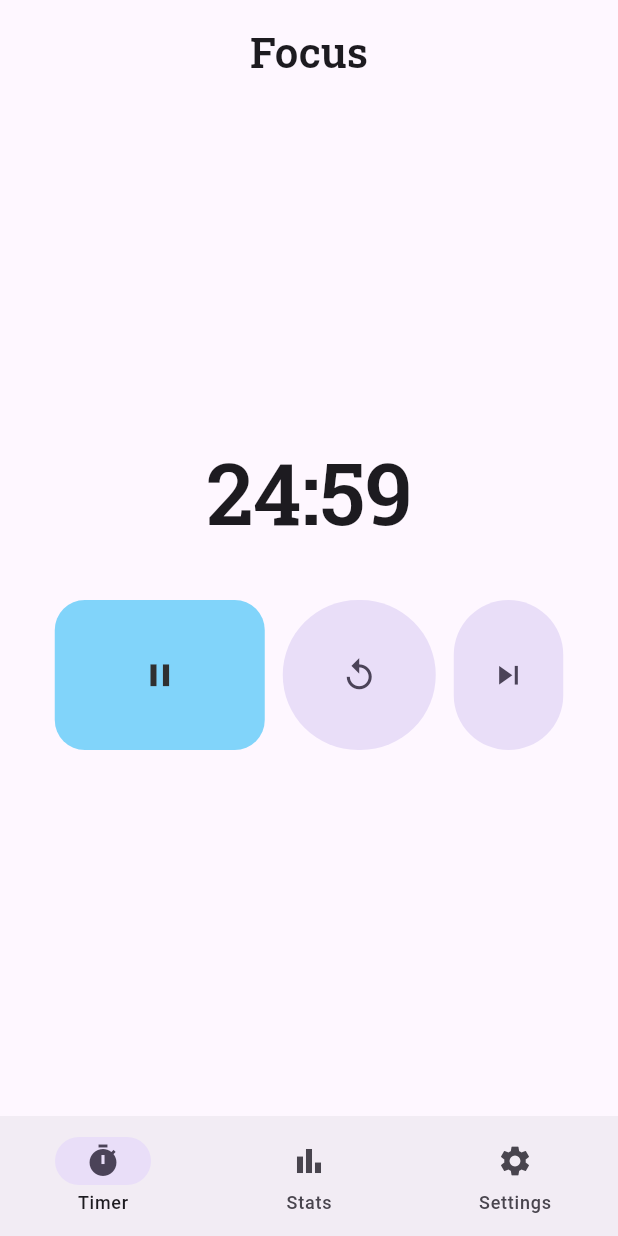
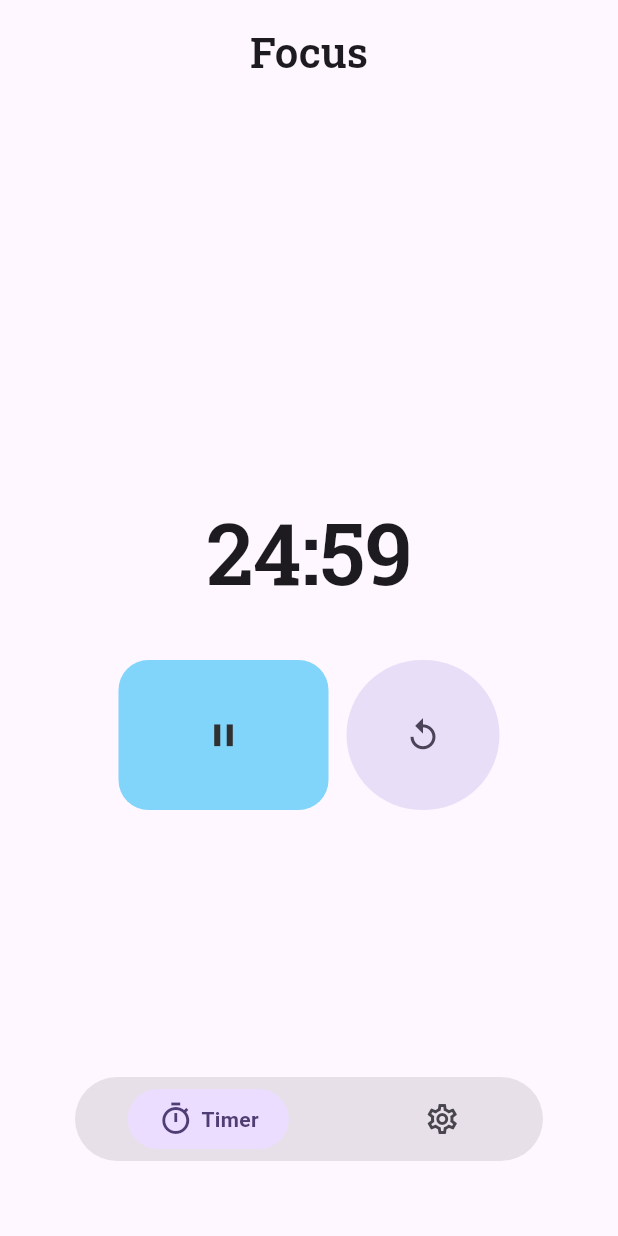
Before and after one commit to Abdogouhmad/Rakiz, a Flutter app: the screen it shows after launch, after a tap on the "play arrow" icon, on a phone screen of 412 x 824 dp. Run offline on Flutter 3.47's test engine with Material 3 defaults, Android fonts, the phone set to English and light mode, and no system bars; drawn by our look-alikes of dynamic_color; our stand-ins replace google_fonts.

Commit message:
1.0.0
the mvp is here

```diff
--- /dev/null
+++ b/lib/home.dart
@@ -0,0 +1,71 @@
+import 'package:flutter/material.dart';
+import 'package:google_fonts/google_fonts.dart';
+import 'package:rakiz/ui/custom_text.dart';
+import 'package:rakiz/ui/navigation.dart';
+import 'package:rakiz/screens/timer/screen.dart';
+import 'package:rakiz/screens/setting/screen.dart';
+
+class MyHomePage extends StatefulWidget {
+  final Function(ThemeMode) onThemeChanged;
+
+  const MyHomePage({super.key, required this.onThemeChanged});
+
+  @override
+  State<MyHomePage> createState() => _MyHomePageState();
+}
+
+class _MyHomePageState extends State<MyHomePage> {
+  int _currentIndex = 0;
+
+  late final List<NavBarItem> _navItems = [
+    NavBarItem(
+      icon: const Icon(Icons.timer_outlined),
+      activeIcon: const Icon(Icons.timer_outlined),
+      label: 'Timer',
+      screen: const TimerScreen(),
+    ),
+    NavBarItem(
+      icon: const Icon(Icons.settings_outlined),
+      activeIcon: const Icon(Icons.settings_outlined),
+      label: 'Settings',
+      screen: SettingScreen(onThemeChanged: widget.onThemeChanged),
+    ),
+  ];
+
+  @override
+  Widget build(BuildContext context) {
+    return Scaffold(
+      extendBody: true,
+      body: SafeArea(
+        bottom: false,
+        child: Column(
+          children: [
+            Padding(
+              padding: const EdgeInsets.only(top: 16),
+              child: UiText(
+                text: "Focus",
+                textAlign: TextAlign.center,
+                type: UiTextType.headlineMedium,
+                style: GoogleFonts.robotoSlab(fontWeight: FontWeight.w600),
+              ),
+            ),
+            Expanded(
+              child: IndexedStack(
+                alignment: AlignmentGeometry.center,
+                index: _currentIndex,
+                children: _navItems.map((e) => e.screen).toList(),
+              ),
+            ),
+          ],
+        ),
+      ),
+      bottomNavigationBar: ModernBottomNavBar(
+        items: _navItems,
+        currentIndex: _currentIndex,
+        onItemSelected: (index) {
+          setState(() => _currentIndex = index);
+        },
+      ),
+    );
+  }
+}
--- a/lib/main.dart
+++ b/lib/main.dart
@@ -1,95 +1,111 @@
 import 'package:flutter/material.dart';
 import 'package:dynamic_color/dynamic_color.dart';
-import 'package:rakiz/screens/timer/screen.dart';
-import 'package:rakiz/screens/setting/screen.dart';
-import 'package:rakiz/ui/custom_text.dart';
-import 'package:google_fonts/google_fonts.dart';
+import 'package:rakiz/home.dart';
 
 void main() {
   runApp(const MyApp());
 }
 
-class MyApp extends StatelessWidget {
+class MyApp extends StatefulWidget {
   const MyApp({super.key});
 
-  // This widget is the root of your application.
+  @override
+  State<MyApp> createState() => _MyAppState();
+}
+
+class _MyAppState extends State<MyApp> {
+  ThemeMode _themeMode = ThemeMode.system;
+
+  void _changeTheme(ThemeMode mode) {
+    setState(() {
+      _themeMode = mode;
+    });
+  }
+
   @override
   Widget build(BuildContext context) {
     return DynamicColorBuilder(
-      builder: (ColorScheme? lightDynamic, ColorScheme? darkDynamic) {
-        const Color defaultSeedColor = Colors.deepPurple;
-        ColorScheme lightColorScheme =
-            lightDynamic ?? ColorScheme.fromSeed(seedColor: defaultSeedColor);
+      builder: (lightDynamic, darkDynamic) {
+        const seed = Colors.deepPurple;
 
-        ColorScheme darkColorScheme =
+        final lightScheme =
+            lightDynamic ?? ColorScheme.fromSeed(seedColor: seed);
+
+        final darkScheme =
             darkDynamic ??
-            ColorScheme.fromSeed(
-              seedColor: defaultSeedColor,
-              brightness: Brightness.dark,
-            );
+            ColorScheme.fromSeed(seedColor: seed, brightness: Brightness.dark);
+
         return MaterialApp(
           title: 'Rakiz',
           debugShowCheckedModeBanner: false,
-          theme: ThemeData(colorScheme: lightColorScheme, useMaterial3: true),
-          darkTheme: ThemeData(
-            colorScheme: darkColorScheme,
-            useMaterial3: true,
-          ),
-          themeMode: ThemeMode.system,
-          home: const MyHomePage(),
+          themeMode: _themeMode,
+          theme: ThemeData(colorScheme: lightScheme, useMaterial3: true),
+          darkTheme: ThemeData(colorScheme: darkScheme, useMaterial3: true),
+          home: MyHomePage(onThemeChanged: _changeTheme),
         );
       },
     );
   }
 }
 
-class MyHomePage extends StatefulWidget {
-  const MyHomePage({super.key});
+// class MyHomePage extends StatefulWidget {
+//   const MyHomePage({super.key});
 
-  @override
-  State<MyHomePage> createState() => _MyHomePageState();
-}
+//   @override
+//   State<MyHomePage> createState() => _MyHomePageState();
+// }
 
-class _MyHomePageState extends State<MyHomePage> {
-  @override
-  Widget build(BuildContext context) {
-    return Scaffold(
-      body: SafeArea(
-        child: Column(
-          children: [
-            // 1. TOP BAR: Stays at the top
-            Padding(
-              padding: const EdgeInsets.only(top: 16.0),
-              child: UiText(
-                text: "Focus",
-                textAlign: TextAlign.center,
-                type: UiTextType.headlineMedium,
-                style: GoogleFonts.robotoSlab(fontWeight: FontWeight.w600),
-              ),
-            ),
+// class _MyHomePageState extends State<MyHomePage> {
+//   int _currentIndex = 0;
 
-            // 2. CENTER CONTENT: Expanded fills all available middle space
-            Expanded(
-              child: Center(
-                // This Center widget ensures TimerScreen is dead-center
-                // between the header and the bottom navigation
-                child: const TimerScreen(),
-              ),
-            ),
-          ],
-        ),
-      ),
-      // 3. BOTTOM NAV AREA:
-      // If you aren't using Scaffold(bottomNavigationBar: ...),
-      // you can place your custom bottom nav widget here.
-      // const MyCustomBottomNav(),
-      bottomNavigationBar: NavigationBar(
-        destinations: const [
-          NavigationDestination(icon: Icon(Icons.timer), label: 'Timer'),
-          NavigationDestination(icon: Icon(Icons.bar_chart), label: 'Stats'),
-          NavigationDestination(icon: Icon(Icons.settings), label: 'Settings'),
-        ],
-      ),
-    );
-  }
-}
+//   final List<NavBarItem> _navItems = [
+//     NavBarItem(
+//       icon: const Icon(Icons.timer_outlined),
+//       activeIcon: const Icon(Icons.timer_outlined),
+//       label: 'Focus',
+//       screen: const TimerScreen(),
+//     ),
+//     NavBarItem(
+//       icon: const Icon(Icons.settings_outlined),
+//       activeIcon: const Icon(Icons.settings_outlined),
+//       label: 'Settings',
+//       screen: const SettingScreen(),
+//     ),
+//   ];
+
+//   @override
+//   Widget build(BuildContext context) {
+//     return Scaffold(
+//       extendBody: true,
+//       body: SafeArea(
+//         bottom: false,
+//         child: Column(
+//           children: [
+//             Padding(
+//               padding: const EdgeInsets.only(top: 16.0),
+//               child: UiText(
+//                 text: _navItems[_currentIndex].label,
+//                 textAlign: TextAlign.center,
+//                 type: UiTextType.headlineMedium,
+//                 style: GoogleFonts.robotoSlab(fontWeight: FontWeight.w600),
+//               ),
+//             ),
+//             Expanded(
+//               child: AnimatedSwitcher(
+//                 duration: const Duration(milliseconds: 200),
+//                 child: _navItems[_currentIndex].screen,
+//               ),
+//             ),
+//           ],
+//         ),
+//       ),
+//       bottomNavigationBar: ModernBottomNavBar(
+//         items: _navItems,
+//         currentIndex: _currentIndex,
+//         onItemSelected: (index) {
+//           setState(() => _currentIndex = index);
+//         },
+//       ),
+//     );
+//   }
+// }
--- a/lib/screens/setting/screen.dart
+++ b/lib/screens/setting/screen.dart
@@ -1,23 +1,20 @@
 import 'package:flutter/material.dart';
+import 'package:google_fonts/google_fonts.dart';
+import 'package:rakiz/ui/custom_text.dart';
 
-class SettingScreen extends StatefulWidget {
-  const SettingScreen({super.key});
+class SettingScreen extends StatelessWidget {
+  final Function(ThemeMode) onThemeChanged;
 
-  @override
-  State<SettingScreen> createState() => _SettingScreenState();
-}
-
-class _SettingScreenState extends State<SettingScreen> {
-  bool isDarkMode = false;
+  const SettingScreen({super.key, required this.onThemeChanged});
 
   @override
   Widget build(BuildContext context) {
+    final isDark = Theme.of(context).brightness == Brightness.dark;
+
     return Scaffold(
-      appBar: AppBar(title: const Text('Settings')),
       body: ListView(
-        padding: const EdgeInsets.all(16.0),
+        padding: const EdgeInsets.all(16),
         children: [
-          // Appearance Section
           const Text(
             'Appearance',
             style: TextStyle(fontSize: 18, fontWeight: FontWeight.bold),
@@ -26,20 +23,16 @@ class _SettingScreenState extends State<SettingScreen> {
           Card(
             child: ListTile(
               title: const Text('Dark Mode'),
-              subtitle: const Text('Switch between light and dark theme'),
+              subtitle: const Text('Override system theme'),
               trailing: Switch(
-                value: isDarkMode,
+                value: isDark,
                 onChanged: (value) {
-                  setState(() {
-                    isDarkMode = value;
-                  });
+                  onThemeChanged(value ? ThemeMode.dark : ThemeMode.light);
                 },
               ),
             ),
           ),
           const SizedBox(height: 32),
-
-          // About Section
           const Text(
             'About',
             style: TextStyle(fontSize: 18, fontWeight: FontWeight.bold),
@@ -47,15 +40,14 @@ class _SettingScreenState extends State<SettingScreen> {
           const SizedBox(height: 12),
           Card(
             child: Padding(
-              padding: const EdgeInsets.all(16.0),
+              padding: const EdgeInsets.all(16),
               child: Column(
-                crossAxisAlignment: CrossAxisAlignment.start,
                 children: [
-                  _buildAboutRow('App Name', 'Rakiz'),
+                  _aboutRow('App Name', 'Rakiz'),
                   const SizedBox(height: 12),
-                  _buildAboutRow('Developer', 'Abdogouhmad'),
+                  _aboutRow('Developer', 'Abdogouhmad'),
                   const SizedBox(height: 12),
-                  _buildAboutRow('Version', '1.0.0'),
+                  _aboutRow('Version', '1.0.0'),
                 ],
               ),
             ),
@@ -65,12 +57,23 @@ class _SettingScreenState extends State<SettingScreen> {
     );
   }
 
-  Widget _buildAboutRow(String label, String value) {
+  Widget _aboutRow(String label, String value) {
     return Row(
       mainAxisAlignment: MainAxisAlignment.spaceBetween,
       children: [
-        Text(label, style: const TextStyle(fontWeight: FontWeight.w500)),
-        Text(value, style: TextStyle(color: Colors.grey[600])),
+        UiText(
+          text: label,
+          type: UiTextType.titleSmall,
+          style: GoogleFonts.roboto(fontWeight: FontWeight.w500),
+        ),
+        UiText(
+          text: value,
+          type: UiTextType.labelMedium,
+          style: GoogleFonts.roboto(
+            fontWeight: FontWeight.w400,
+            color: Colors.grey[600],
+          ),
+        ),
       ],
     );
   }
--- a/lib/screens/timer/widgets/player.dart
+++ b/lib/screens/timer/widgets/player.dart
@@ -70,15 +70,15 @@ class PlayerControlUi extends StatelessWidget {
           onPressed: () => _handlePress(onReset),
           child: const Icon(Icons.replay, size: 25),
         ),
-        const SizedBox(width: 12),
-        FilledButton.tonal(
-          style: FilledButton.styleFrom(
-            minimumSize: const Size(20, 100),
-            shape: const StadiumBorder(),
-          ),
-          onPressed: () => _handlePress(onNext),
-          child: const Icon(Icons.skip_next, size: 25),
-        ),
+        // const SizedBox(width: 12),
+        // FilledButton.tonal(
+        //   style: FilledButton.styleFrom(
+        //     minimumSize: const Size(20, 100),
+        //     shape: const StadiumBorder(),
+        //   ),
+        //   onPressed: () => _handlePress(onNext),
+        //   child: const Icon(Icons.skip_next, size: 25),
+        // ),
       ],
     );
   }
--- a/lib/ui/navigation.dart
+++ b/lib/ui/navigation.dart
@@ -1,67 +1,89 @@
 import 'package:flutter/material.dart';
 
-class ModernBottomNavBar extends StatefulWidget {
+class NavBarItem {
+  final Widget icon;
+  final Widget activeIcon;
+  final String label;
+  final Widget screen;
+
+  NavBarItem({
+    required this.icon,
+    required this.activeIcon,
+    required this.label,
+    required this.screen,
+  });
+}
+
+class ModernBottomNavBar extends StatelessWidget {
   final List<NavBarItem> items;
   final Function(int) onItemSelected;
   final int currentIndex;
 
   const ModernBottomNavBar({
-    Key? key,
+    super.key,
     required this.items,
     required this.onItemSelected,
-    this.currentIndex = 0,
-  }) : super(key: key);
-
-  @override
-  State<ModernBottomNavBar> createState() => _ModernBottomNavBarState();
-}
-
-class _ModernBottomNavBarState extends State<ModernBottomNavBar> {
-  late int _selectedIndex;
-
-  @override
-  void initState() {
-    super.initState();
-    _selectedIndex = widget.currentIndex;
-  }
+    required this.currentIndex,
+  });
 
   @override
   Widget build(BuildContext context) {
+    final colorScheme = Theme.of(context).colorScheme;
+
     return Container(
+      margin: const EdgeInsets.fromLTRB(50, 0, 50, 50),
+      padding: const EdgeInsets.symmetric(vertical: 8),
       decoration: BoxDecoration(
-        boxShadow: [
-          BoxShadow(
-            color: Colors.black38,
-            blurRadius: 10,
-            offset: const Offset(0, -5),
-          ),
-        ],
+        color: colorScheme.surfaceContainerHighest,
+        borderRadius: BorderRadius.circular(100),
       ),
-      child: BottomNavigationBar(
-        currentIndex: _selectedIndex,
-        onTap: (index) {
-          setState(() => _selectedIndex = index);
-          widget.onItemSelected(index);
-        },
-        type: BottomNavigationBarType.fixed,
-        backgroundColor: Colors.white,
-        selectedItemColor: Colors.blue,
-        unselectedItemColor: Colors.grey,
-        items: widget.items
-            .map(
-              (item) =>
-                  BottomNavigationBarItem(icon: item.icon, label: item.label),
-            )
-            .toList(),
+      child: Row(
+        mainAxisAlignment: MainAxisAlignment.spaceAround,
+        children: List.generate(items.length, (index) {
+          final isSelected = currentIndex == index;
+          return GestureDetector(
+            onTap: () => onItemSelected(index),
+            behavior: HitTestBehavior.opaque,
+            child: AnimatedContainer(
+              duration: const Duration(milliseconds: 300),
+              curve: Curves.easeInOut,
+              padding: const EdgeInsets.symmetric(horizontal: 20, vertical: 8),
+              decoration: BoxDecoration(
+                color: isSelected
+                    ? colorScheme.primaryContainer
+                    : Colors.transparent,
+                borderRadius: BorderRadius.circular(100),
+              ),
+              child: Row(
+                children: [
+                  IconTheme(
+                    data: IconThemeData(
+                      color: isSelected
+                          ? colorScheme.onPrimaryContainer
+                          : colorScheme.onSurfaceVariant,
+                      size: 24,
+                    ),
+                    child: isSelected
+                        ? items[index].activeIcon
+                        : items[index].icon,
+                  ),
+                  if (isSelected)
+                    Padding(
+                      padding: const EdgeInsets.only(left: 5.0),
+                      child: Text(
+                        items[index].label,
+                        style: TextStyle(
+                          color: colorScheme.onPrimaryContainer,
+                          fontWeight: FontWeight.bold,
+                        ),
+                      ),
+                    ),
+                ],
+              ),
+            ),
+          );
+        }),
       ),
     );
   }
 }
-
-class NavBarItem {
-  final Widget icon;
-  final String label;
-  final Widget screen;
-
-  NavBarItem({required this.icon, required this.label, required this.screen});
-}
```
Also changed, not shown: 9 other files.
